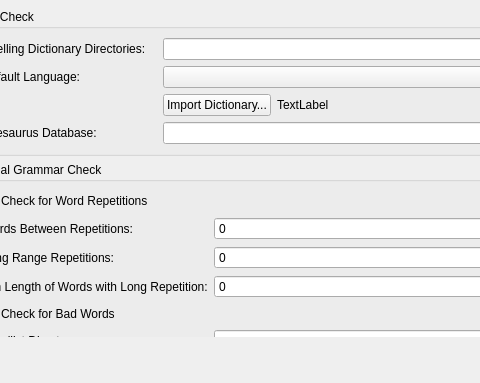
Qt form src/configdialog.ui (texstudio-org/texstudio) before a commit; both pictures show x 232 to 712 and y 0 to 383 of the 1116 by 383 pixel window.
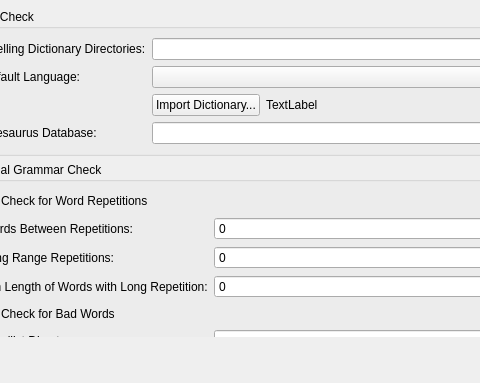
The same form after that commit. The open tabs and pages were chosen to show the change. Icons and pictures are not drawn.

Commit message: narrow Spell check config

```diff
--- a/src/configdialog.ui
+++ b/src/configdialog.ui
@@ -3312,7 +3312,7 @@
                  <property name="title">
                   <string>Spell Check</string>
                  </property>
-                 <layout class="QGridLayout" name="_4">
+                 <layout class="QGridLayout" columnstretch="0,1,1,1,1,1" name="_4">
                   <item row="1" column="0">
                    <widget class="QLabel" name="label_43">
                     <property name="text">
```
